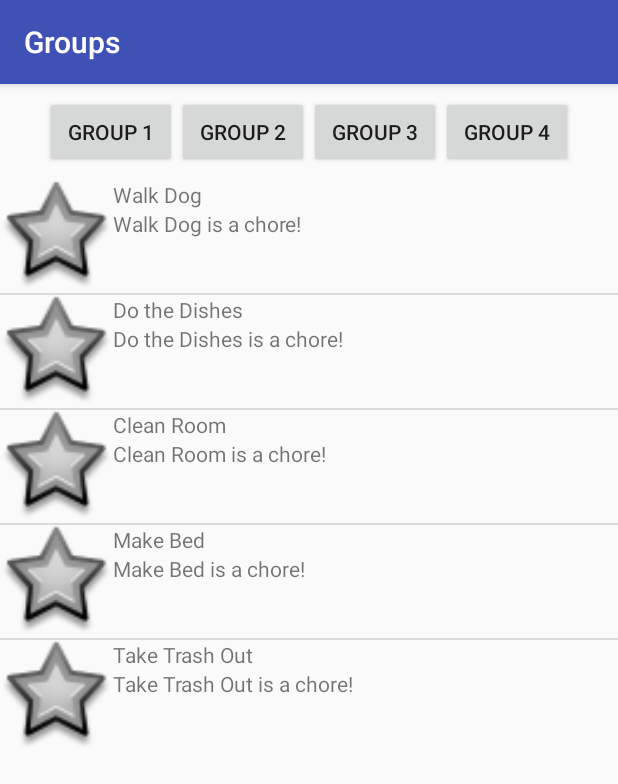
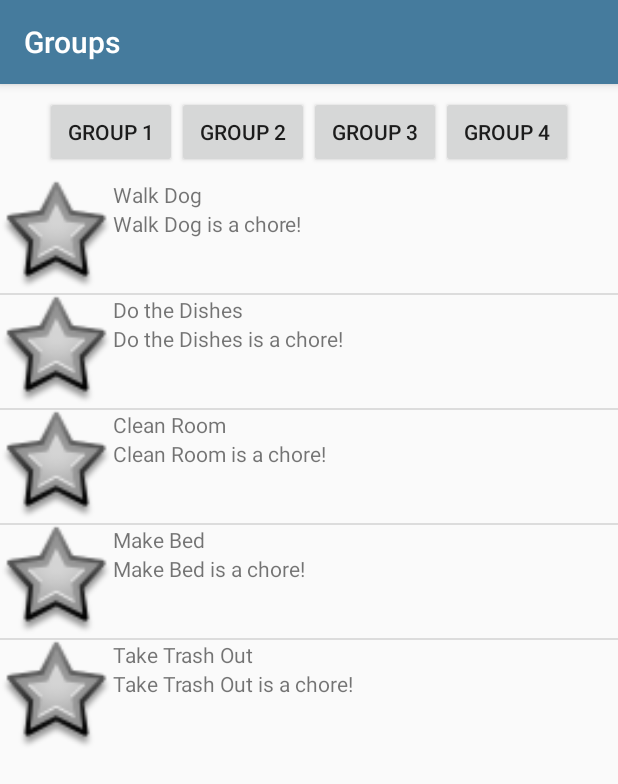
Before and after one commit to ScottFulton/SEG2105Project, an Android app: the ChoreGroups screen opened directly, with no data from a screen before it, on a phone screen of 412 x 824 dp. Shown: the top 784 px of the screen. Run offline under Robolectric (Android 15) with nearby library versions, the phone set to English and light mode, and no system bars.

Commit message:
Colours added

```diff
--- a/HouseholdChoreManager/app/src/main/res/layout/activity_chore_groups.xml
+++ b/HouseholdChoreManager/app/src/main/res/layout/activity_chore_groups.xml
@@ -75,7 +75,7 @@
         android:layout_width="250dp"
         android:layout_height="match_parent"
         android:layout_gravity="start"
-        android:background="@android:color/holo_green_light">
+        android:background="@color/colorNavMenu">
 
 
 
--- a/HouseholdChoreManager/app/src/main/res/values/colors.xml
+++ b/HouseholdChoreManager/app/src/main/res/values/colors.xml
@@ -1,6 +1,8 @@
 <?xml version="1.0" encoding="utf-8"?>
 <resources>
-    <color name="colorPrimary">#3F51B5</color>
-    <color name="colorPrimaryDark">#303F9F</color>
-    <color name="colorAccent">#FF4081</color>
+    <!--this is where the colours are for our app-->
+    <color name="colorPrimary">#457B9D</color>
+    <color name="colorPrimaryDark">#335A73</color>
+    <color name="colorAccent">#E63946</color>
+    <color name="colorNavMenu">#F1FAEE</color>
 </resources>
```
Also changed, not shown: 1 other file.
